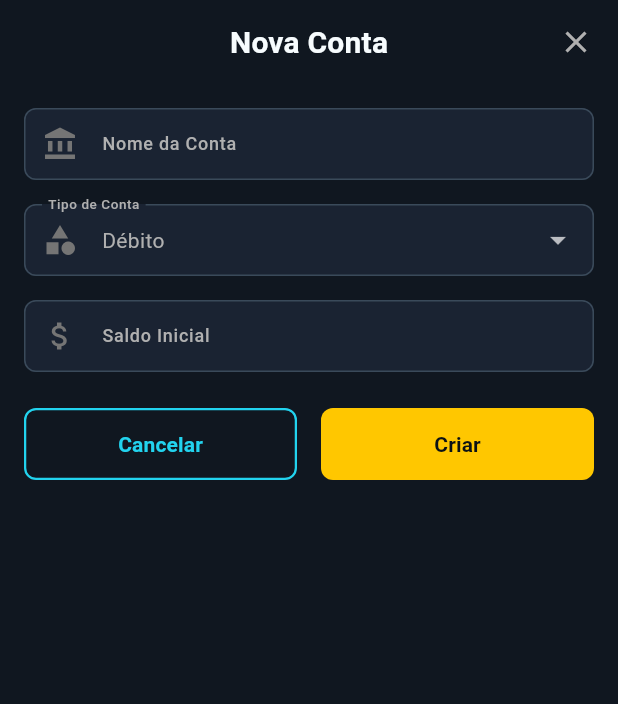
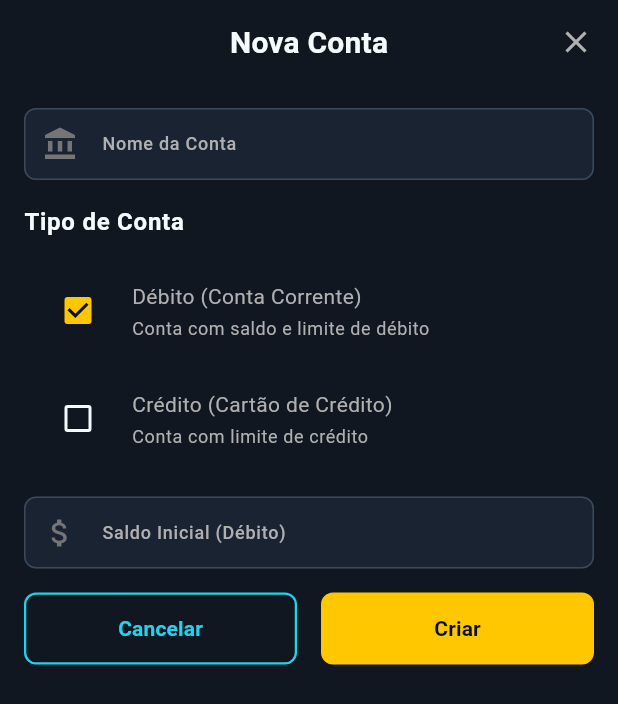
Before and after one commit to h80r/golden_experience, a Flutter app: the AccountFormBottomSheet screen opened directly, on a phone screen of 412 x 824 dp. Shown: the top 704 px of the screen. Run offline on Flutter 3.47's test engine with Material 3 defaults, Android fonts, the phone set to English and light mode, and no system bars; our stand-ins replace drift, file_picker, flutter_riverpod, google_fonts, riverpod_annotation; accounts and stored records are empty; generated files the repository leaves out were written again; Roboto replaces fonts that are missing (Karma, Montserrat Alternates, Prompt); statements that could not run were skipped.

Commit message:
📦🗜️ Implement dual-type account support (feature/account-dual-type)
* **🗄️ refactor: Update Account schema to support dual-type accounts**
  Replace single-type enum (AccountType) with boolean fields (isDebit, isCredit).
  Add balance and creditUsed fields for debit/credit tracking.
  Update database version to 2 with migration for existing data.

* **♻️ refactor: Add updateCreditUsed method to account repository**
  Implement updateCreditUsed() in IAccountRepository and AccountRepositoryImpl.
  Update updateBalance() to use new 'balance' field instead of 'initialBalance'.

* **✨ feat: Update transaction usecases for dual-type accounts**
  Modify AddTransactionUseCase to update both balance and creditUsed.
  Update ProcessRecurringExpensesUseCase with same dual-type logic.
  Support accounts that are simultaneously debit and credit.

* **🔄 refactor: Update backup repository for dual-type migration**
  Add backward-compatible import logic to handle both old (enum) and new (boolean) Account formats.
  Automatically convert single-type accounts during restore.

* **💄 ui: Redesign account management for dual-type support**
  Update AccountFormBottomSheet with CheckboxListTile for dual-type selection.
  Redesign AccountsScreen to display multiple type badges and detailed balances.
  Show conditional fields based on selected account types.

* **🧪 test: Update all account-related tests for dual-type model**
  Refactor account repository tests to use new boolean fields (isDebit, isCredit).
  Update usecase tests to handle dual-type account scenarios.
  Fix screen tests for updated UI components.

* **📦 chore: Update project metadata**

* **📝 docs: Update project status and plan for F5-T4 completion**
  Mark F5-T4 (dual-type account support) as completed.
  Update progress: 16/26 tasks done (62% completion).
  Document implementation details and migration strategy.

```diff
--- a/lib/data/database/accounts_table.dart
+++ b/lib/data/database/accounts_table.dart
@@ -1,21 +1,24 @@
 import 'package:drift/drift.dart';
 
-/// Account type enum - debit or credit
-enum AccountType {
-  debit,
-  credit,
-}
-
 /// Drift table definition for accounts
+/// Supports dual-type accounts (can be both debit and credit simultaneously)
 @DataClassName('AccountModel')
 class Accounts extends Table {
   IntColumn get id => integer().autoIncrement()();
 
   TextColumn get name => text()();
 
-  IntColumn get type => intEnum<AccountType>()();
+  // Dual-type support: account can be both debit and credit
+  BoolColumn get isDebit => boolean().withDefault(Constant(true))();
 
-  RealColumn get initialBalance => real()();
+  BoolColumn get isCredit => boolean().withDefault(Constant(false))();
 
-  RealColumn get creditLimit => real()();
+  // Balance for debit operations
+  RealColumn get balance => real().withDefault(Constant(0.0))();
+
+  // Credit limit for credit operations
+  RealColumn get creditLimit => real().withDefault(Constant(0.0))();
+
+  // Amount of credit used (for credit accounts)
+  RealColumn get creditUsed => real().withDefault(Constant(0.0))();
 }
--- a/lib/domain/repositories/i_account_repository.dart
+++ b/lib/domain/repositories/i_account_repository.dart
@@ -27,6 +27,10 @@ abstract class IAccountRepository {
   /// Returns true if successful, false otherwise
   Future<bool> updateCreditLimit(int accountId, double newLimit);
 
+  /// Updates the amount of credit used in a credit account
+  /// Returns true if successful, false otherwise
+  Future<bool> updateCreditUsed(int accountId, double newCreditUsed);
+
   /// Deletes an account by its ID
   /// Returns true if successful, false otherwise
   Future<bool> delete(int id);
--- a/lib/presentation/widgets/accounts/account_form_bottom_sheet.dart
+++ b/lib/presentation/widgets/accounts/account_form_bottom_sheet.dart
@@ -10,9 +10,9 @@ import '../../theme/app_typography.dart';
 import '../buttons/primary_button.dart';
 import '../buttons/secondary_button.dart';
 import '../inputs/custom_text_field.dart';
-import '../inputs/custom_dropdown.dart';
 
 /// AccountFormBottomSheet - Form for creating/editing accounts
+/// Supports dual-type accounts (can be both debit and credit)
 class AccountFormBottomSheet extends ConsumerStatefulWidget {
   final AccountModel? account;
 
@@ -30,8 +30,10 @@ class _AccountFormBottomSheetState
     extends ConsumerState<AccountFormBottomSheet> {
   late TextEditingController _nameController;
   late TextEditingController _balanceController;
+  late TextEditingController _creditLimitController;
   late GlobalKey<FormState> _formKey;
-  late AccountType? _selectedType;
+  late bool _isDebit;
+  late bool _isCredit;
   bool _isLoading = false;
 
   @override
@@ -40,18 +42,21 @@ class _AccountFormBottomSheetState
     _formKey = GlobalKey<FormState>();
     _nameController = TextEditingController(text: widget.account?.name ?? '');
 
-    // Set balance based on type
     if (widget.account != null) {
-      _selectedType = widget.account!.type;
-      final value = _selectedType == AccountType.debit
-          ? widget.account!.initialBalance
-          : widget.account!.creditLimit;
+      _isDebit = widget.account!.isDebit;
+      _isCredit = widget.account!.isCredit;
       _balanceController = TextEditingController(
-        text: value.toString(),
+        text: widget.account!.balance.toString(),
+      );
+      _creditLimitController = TextEditingController(
+        text: widget.account!.creditLimit.toString(),
       );
     } else {
-      _selectedType = AccountType.debit;
+      // Default: debit account
+      _isDebit = true;
+      _isCredit = false;
       _balanceController = TextEditingController();
+      _creditLimitController = TextEditingController();
     }
   }
 
@@ -59,6 +64,7 @@ class _AccountFormBottomSheetState
   void dispose() {
     _nameController.dispose();
     _balanceController.dispose();
+    _creditLimitController.dispose();
     super.dispose();
   }
 
@@ -113,19 +119,82 @@ class _AccountFormBottomSheetState
               ),
               const SizedBox(height: AppSpacing.lg),
 
-              // Account Type Dropdown
-              _buildAccountTypeDropdown(),
+              // Account Type Selection (Checkboxes)
+              Text(
+                'Tipo de Conta',
+                style: AppTypography.bodyLarge.copyWith(
+                  fontWeight: FontWeight.bold,
+                ),
+              ),
+              const SizedBox(height: AppSpacing.md),
+
+              // Debit Checkbox
+              CheckboxListTile(
+                title: Text(
+                  'Débito (Conta Corrente)',
+                  style: AppTypography.bodyMedium,
+                ),
+                subtitle: Text(
+                  'Conta com saldo e limite de débito',
+                  style: AppTypography.bodySmall.copyWith(
+                    color: AppColors.textSecondary,
+                  ),
+                ),
+                value: _isDebit,
+                onChanged: (value) {
+                  setState(() {
+                    _isDebit = value ?? false;
+                  });
+                },
+                controlAffinity: ListTileControlAffinity.leading,
+              ),
+
+              // Credit Checkbox
+              CheckboxListTile(
+                title: Text(
+                  'Crédito (Cartão de Crédito)',
+                  style: AppTypography.bodyMedium,
+                ),
+                subtitle: Text(
+                  'Conta com limite de crédito',
+                  style: AppTypography.bodySmall.copyWith(
+                    color: AppColors.textSecondary,
+                  ),
+                ),
+                value: _isCredit,
+                onChanged: (value) {
+                  setState(() {
+                    _isCredit = value ?? false;
+                  });
+                },
+                controlAffinity: ListTileControlAffinity.leading,
+              ),
+
               const SizedBox(height: AppSpacing.lg),
 
-              // Balance/Limit Field
+              // Validation: at least one type must be selected
+              if (!_isDebit && !_isCredit)
+                Padding(
+                  padding: const EdgeInsets.only(bottom: AppSpacing.md),
+                  child: Text(
+                    'Selecione pelo menos um tipo de conta',
+                    style: AppTypography.bodySmall.copyWith(
+                      color: AppColors.error,
+                    ),
+                  ),
+                ),
+
+              // Debit Balance Field
+              if (_isDebit)
+                Column(
+                  children: [
                     CustomTextField(
-                label: _selectedType == AccountType.debit
-                    ? 'Saldo Inicial'
-                    : 'Limite de Crédito',
+                      label: 'Saldo Inicial (Débito)',
                       hint: '0.00',
                       controller: _balanceController,
-                keyboardType:
-                    const TextInputType.numberWithOptions(decimal: true),
+                      keyboardType: const TextInputType.numberWithOptions(
+                        decimal: true,
+                      ),
                       prefixIcon: Icons.attach_money,
                       validator: (value) {
                         if (value == null || value.isEmpty) {
@@ -140,7 +209,38 @@ class _AccountFormBottomSheetState
                         return null;
                       },
                     ),
-              const SizedBox(height: AppSpacing.xl),
+                    const SizedBox(height: AppSpacing.lg),
+                  ],
+                ),
+
+              // Credit Limit Field
+              if (_isCredit)
+                Column(
+                  children: [
+                    CustomTextField(
+                      label: 'Limite de Crédito',
+                      hint: '0.00',
+                      controller: _creditLimitController,
+                      keyboardType: const TextInputType.numberWithOptions(
+                        decimal: true,
+                      ),
+                      prefixIcon: Icons.attach_money,
+                      validator: (value) {
+                        if (value == null || value.isEmpty) {
+                          return 'Por favor, insira um limite';
+                        }
+                        if (double.tryParse(value) == null) {
+                          return 'Por favor, insira um valor numérico válido';
+                        }
+                        if (double.parse(value) < 0) {
+                          return 'O valor não pode ser negativo';
+                        }
+                        return null;
+                      },
+                    ),
+                    const SizedBox(height: AppSpacing.lg),
+                  ],
+                ),
 
               // Action Buttons
               Row(
@@ -168,43 +268,23 @@ class _AccountFormBottomSheetState
     );
   }
 
-  Widget _buildAccountTypeDropdown() {
-    return CustomDropdown<AccountType>(
-      label: 'Tipo de Conta',
-      value: _selectedType,
-      items: [
-        DropdownMenuItem(
-          value: AccountType.debit,
-          child: Text(
-            'Débito',
-            style: AppTypography.bodyMedium,
+  Future<void> _handleSubmit() async {
+    // Validate at least one type is selected
+    if (!_isDebit && !_isCredit) {
+      ScaffoldMessenger.of(context).showSnackBar(
+        SnackBar(
+          content: Text(
+            'Selecione pelo menos um tipo de conta',
+            style: AppTypography.bodyMedium.copyWith(
+              color: AppColors.background,
             ),
           ),
-        DropdownMenuItem(
-          value: AccountType.credit,
-          child: Text(
-            'Crédito',
-            style: AppTypography.bodyMedium,
+          backgroundColor: AppColors.error,
         ),
-        ),
-      ],
-      onChanged: (value) {
-        setState(() {
-          _selectedType = value;
-          _balanceController.clear();
-        });
-      },
-      prefixIcon: Icons.category,
-      validator: (value) {
-        if (value == null) {
-          return 'Por favor, selecione um tipo de conta';
-        }
-        return null;
-      },
       );
+      return;
     }
 
-  Future<void> _handleSubmit() async {
     if (!_formKey.currentState!.validate()) {
       return;
     }
@@ -214,14 +294,17 @@ class _AccountFormBottomSheetState
     try {
       final accountRepository = ref.read(accountRepositoryProvider);
       final name = _nameController.text;
-      final balance = double.parse(_balanceController.text);
+      final balance = _isDebit ? double.parse(_balanceController.text) : 0.0;
+      final creditLimit = _isCredit ? double.parse(_creditLimitController.text) : 0.0;
 
       if (widget.account != null) {
         // Update existing account
         final updated = widget.account!.copyWith(
           name: name,
-          initialBalance: _selectedType == AccountType.debit ? balance : 0,
-          creditLimit: _selectedType == AccountType.credit ? balance : 0,
+          isDebit: _isDebit,
+          isCredit: _isCredit,
+          balance: balance,
+          creditLimit: creditLimit,
         );
 
         final success = await accountRepository.update(updated);
@@ -258,9 +341,10 @@ class _AccountFormBottomSheetState
         // Create new account
         final newAccount = AccountModelCompanion(
           name: drift.Value(name),
-          type: drift.Value(_selectedType ?? AccountType.debit),
-          initialBalance: drift.Value(_selectedType == AccountType.debit ? balance : 0),
-          creditLimit: drift.Value(_selectedType == AccountType.credit ? balance : 0),
+          isDebit: drift.Value(_isDebit),
+          isCredit: drift.Value(_isCredit),
+          balance: drift.Value(balance),
+          creditLimit: drift.Value(creditLimit),
         );
 
         final id = await accountRepository.create(newAccount);
--- a/pubspec.yaml
+++ b/pubspec.yaml
@@ -16,7 +16,7 @@ publish_to: 'none' # Remove this line if you wish to publish to pub.dev
 # https://developer.apple.com/library/archive/documentation/General/Reference/InfoPlistKeyReference/Articles/CoreFoundationKeys.html
 # In Windows, build-name is used as the major, minor, and patch parts
 # of the product and file versions while build-number is used as the build suffix.
-version: 1.3.0+88
+version: 1.4.0+90
 
 environment:
   sdk: '>=3.0.0 <4.0.0'
```
Also changed, not shown: lib/data/datasources/local_database.dart (+37 -2 lines), lib/data/repositories/account_repository_impl.dart (+14 -1 lines), lib/data/repositories/backup_repository_impl.dart (+26 -8 lines), lib/domain/usecases/add_transaction_usecase.dart (+24 -14 lines), lib/domain/usecases/process_recurring_expenses_usecase.dart (+18 -11 lines), lib/presentation/screens/accounts_screen.dart (+91 -26 lines), 6 other files. Lines whose indentation alone changed are shown as unchanged.
